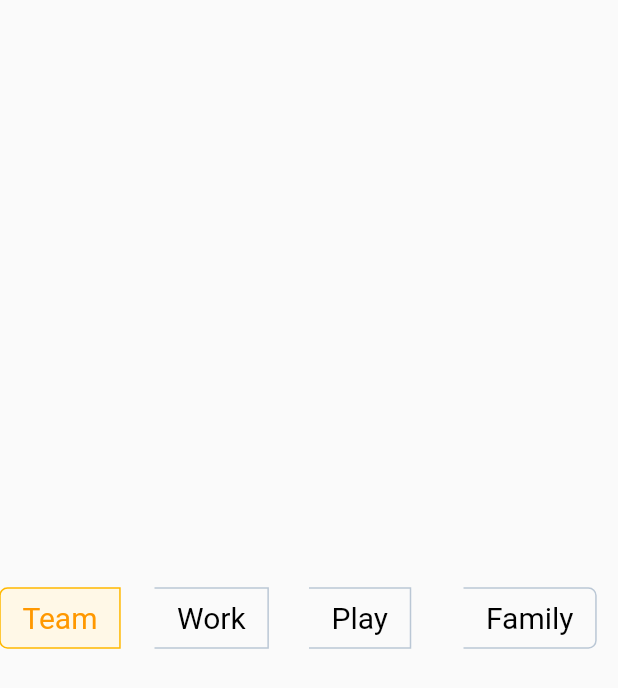
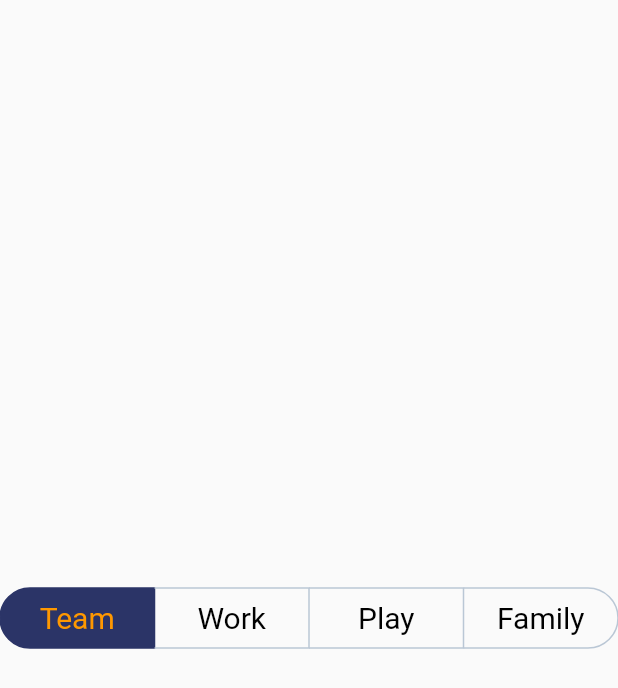
Before and after one commit to okellogerald/segmented_button, a Flutter app: the screen it shows after launch, on a phone screen of 412 x 824 dp. Shown: the top 688 px of the screen. Run offline on Flutter 3.47's test engine with Material 2 defaults, Android fonts, the phone set to English and light mode, and no system bars.

Commit message:
updated to make button fill the screen

```diff
--- a/example/lib/main.dart
+++ b/example/lib/main.dart
@@ -43,7 +43,7 @@ class HomePage extends StatelessWidget {
                 );
               },
               initialTabIndex: 0,
-              type: ButtonType.filled,
+              expandedToFillWidth: true,
             )
           ],
         ),
--- a/lib/box_painter.dart
+++ b/lib/box_painter.dart
@@ -1,6 +1,5 @@
 import 'package:flutter/material.dart';
-
-import 'segmented_button.dart';
+import 'style.dart';
 
 class BoxPainter extends CustomPainter {
   final int index;
--- a/lib/layouts/children_controlled_layout.dart
+++ b/lib/layout.dart
@@ -27,8 +27,13 @@ class ChildrenControlledLayout extends MultiChildRenderObjectWidget {
 class ChildrenControlledLayoutDelegate<T>
     extends CustomMultiChildLayoutDelegate {
   final List<T> tabs;
+  final List<Key> keys;
   final double height;
-  ChildrenControlledLayoutDelegate(this.tabs, {required this.height});
+  ChildrenControlledLayoutDelegate({
+    required this.height,
+    required this.keys,
+    required this.tabs,
+  });
 
   @override
   Size performLayout() {
@@ -36,10 +41,12 @@ class ChildrenControlledLayoutDelegate<T>
     var offset = Offset.zero;
     final constraints = BoxConstraints.tightFor(height: height);
 
-    for (var tab in tabs) {
-      if (hasChild(ValueKey(tab))) {
-        final size = layoutChild(ValueKey(tab), constraints);
-        positionChild(ValueKey(tab), offset);
+    for (var i = 0; i < tabs.length; i++) {
+      final tab = tabs[i];
+      final key = keys[i];
+      if (hasChild(key)) {
+        final size = layoutChild(key, constraints);
+        positionChild(key, offset);
         offset = Offset(offset.dx + size.width, offset.dy);
         buttonSize = Size(buttonSize.width + size.width, height);
       }
--- a/lib/layouts/device_controlled_layout.dart
+++ /dev/null
@@ -1,55 +0,0 @@
-import 'package:flutter/material.dart';
-import 'package:flutter/rendering.dart';
-
-class DeviceControlledLayout extends MultiChildRenderObjectWidget {
-  DeviceControlledLayout({
-    super.key,
-    required this.delegate,
-    super.children,
-  });
-
-  /// The delegate that controls the layout of the children.
-  final MultiChildLayoutDelegate delegate;
-
-  @override
-  RenderCustomMultiChildLayoutBox createRenderObject(BuildContext context) {
-    return RenderCustomMultiChildLayoutBox(delegate: delegate);
-  }
-
-  @override
-  void updateRenderObject(
-      BuildContext context, RenderCustomMultiChildLayoutBox renderObject) {
-    renderObject.delegate = delegate;
-  }
-}
-
-class DeviceControlledLayoutDelegate<T> extends MultiChildLayoutDelegate {
-  final List<T> tabs;
-  final double height;
-  DeviceControlledLayoutDelegate(this.tabs, {required this.height});
-
-  @override
-  Size getSize(BoxConstraints constraints) {
-    return Size(constraints.maxWidth, height);
-  }
-
-  @override
-  void performLayout(Size size) {
-    final childSize = Size(size.width / tabs.length, size.height);
-    var offset = Offset.zero;
-    final constraints = BoxConstraints.tightFor(height: height);
-
-    for (var tab in tabs) {
-      if (hasChild(ValueKey(tab))) {
-        layoutChild(ValueKey(tab), constraints);
-        positionChild(ValueKey(tab), offset);
-        offset = Offset(offset.dx + childSize.width, offset.dy);
-      }
-    }
-  }
-
-  @override
-  bool shouldRelayout(covariant MultiChildLayoutDelegate oldDelegate) {
-    return false;
-  }
-}
--- a/lib/segmented_button.dart
+++ b/lib/segmented_button.dart
@@ -1,16 +1,14 @@
 library segmented_button;
 
 import 'package:flutter/material.dart' hide BoxPainter;
-import 'package:segmented_button/layouts/children_controlled_layout.dart';
+import 'package:segmented_button/layout.dart';
 
 import 'box_painter.dart';
-import 'layouts/device_controlled_layout.dart';
+import 'style.dart';
 
 // idea: create a render-box for single child widgets instead of custom painter
 // for the filled widget, because the job there will be done by just setting
 // the size. Fir example size =  Size(200,0);
-
-enum ButtonType { normal, filled }
 
 class SegmentedButton<T> extends StatefulWidget {
   final List<T> tabs;
@@ -20,8 +18,7 @@ class SegmentedButton<T> extends StatefulWidget {
   final int? initialTabIndex;
   final SegmentedTagsStyle? style;
   final double height;
-
-  final ButtonType type;
+  final bool expandedToFillWidth;
 
   const SegmentedButton({
     super.key,
@@ -32,7 +29,7 @@ class SegmentedButton<T> extends StatefulWidget {
     this.initialTabIndex,
     this.height = 40,
     this.style,
-    this.type = ButtonType.filled,
+    this.expandedToFillWidth = false,
   });
 
   int get initialIndex {
@@ -40,7 +37,9 @@ class SegmentedButton<T> extends StatefulWidget {
     return tabs.indexOf(initialSelectedTab ?? tabs.first);
   }
 
-  bool get _isFilled => type == ButtonType.filled;
+  List<Key> get keys {
+    return [for (int i = 0; i < tabs.length; i++) ValueKey(i)];
+  }
 
   @override
   State<SegmentedButton<T>> createState() => _SegmentedButtonState<T>();
@@ -57,17 +56,20 @@ class _SegmentedButtonState<T> extends State<SegmentedButton<T>> {
 
   @override
   Widget build(BuildContext context) {
-    return widget._isFilled
-        ? DeviceControlledLayout(
-            delegate: DeviceControlledLayoutDelegate(
-              widget.tabs,
-              height: widget.height,
+    if (widget.expandedToFillWidth) {
+      return LayoutBuilder(builder: (context, constraints) {
+        return SizedBox(
+          width: constraints.maxWidth,
+          child: Row(
+            children: buildExpandedChildren(),
           ),
-            children: buildChildren(),
-          )
-        : ChildrenControlledLayout(
+        );
+      });
+    }
+    return ChildrenControlledLayout(
       delegate: ChildrenControlledLayoutDelegate(
-              widget.tabs,
+        tabs: widget.tabs,
+        keys: widget.keys,
         height: widget.height,
       ),
       children: buildChildren(),
@@ -80,7 +82,7 @@ class _SegmentedButtonState<T> extends State<SegmentedButton<T>> {
       (index) {
         final tab = widget.tabs[index];
         return LayoutId(
-          id: ValueKey(widget.tabs[index]),
+          id: widget.keys[index],
           child: GestureDetector(
             onTap: () {
               selectedTabIndex = index;
@@ -111,23 +113,42 @@ class _SegmentedButtonState<T> extends State<SegmentedButton<T>> {
       },
     );
   }
+
+  List<Widget> buildExpandedChildren() {
+    return List.generate(
+      widget.tabs.length,
+      (index) {
+        final tab = widget.tabs[index];
+        return Expanded(
+          child: GestureDetector(
+            onTap: () {
+              selectedTabIndex = index;
+              setState(() {});
+              widget.onTap(tab);
+            },
+            child: CustomPaint(
+              painter: BoxPainter(
+                index: index,
+                selectedIndex: selectedTabIndex,
+                childrenLength: widget.tabs.length,
+                style: widget.style ?? const SegmentedTagsStyle(),
+              ),
+              child: Container(
+                height: widget.height,
+                padding: EdgeInsets.symmetric(
+                    horizontal: widget.style?.horizontalPadding ?? 15),
+                child: Center(
+                  child: widget.childBuilder(
+                    tab,
+                    index,
+                    index == selectedTabIndex,
+                  ),
+                ),
+              ),
+            ),
+          ),
+        );
+      },
+    );
   }
-
-class SegmentedTagsStyle {
-  final double borderRadius;
-  final double borderWidth, horizontalPadding;
-  final Color? selectedBackgroundColor,
-      unselectedBorderColor,
-      selectedBorderColor,
-      unselectedBackgroundColor;
-
-  const SegmentedTagsStyle({
-    this.borderRadius = 10,
-    this.borderWidth = 1,
-    this.horizontalPadding = 15,
-    this.selectedBackgroundColor = const Color(0xffFFF8E7),
-    this.unselectedBorderColor = const Color(0xffBAC7D5),
-    this.selectedBorderColor = const Color(0xffFFB800),
-    this.unselectedBackgroundColor = Colors.transparent,
-  });
 }
--- /dev/null
+++ b/lib/style.dart
@@ -0,0 +1,20 @@
+import 'package:flutter/material.dart';
+
+class SegmentedTagsStyle {
+  final double borderRadius;
+  final double borderWidth, horizontalPadding;
+  final Color? selectedBackgroundColor,
+      unselectedBorderColor,
+      selectedBorderColor,
+      unselectedBackgroundColor;
+
+  const SegmentedTagsStyle({
+    this.borderRadius = 40,
+    this.borderWidth = 1,
+    this.horizontalPadding = 15,
+    this.selectedBackgroundColor = const Color(0xff2B3467),
+    this.unselectedBorderColor = const Color(0xffBAC7D5),
+    this.selectedBorderColor = const Color(0xff2B3467),
+    this.unselectedBackgroundColor = Colors.transparent,
+  });
+}
```
Lines whose indentation alone changed are shown as unchanged.
